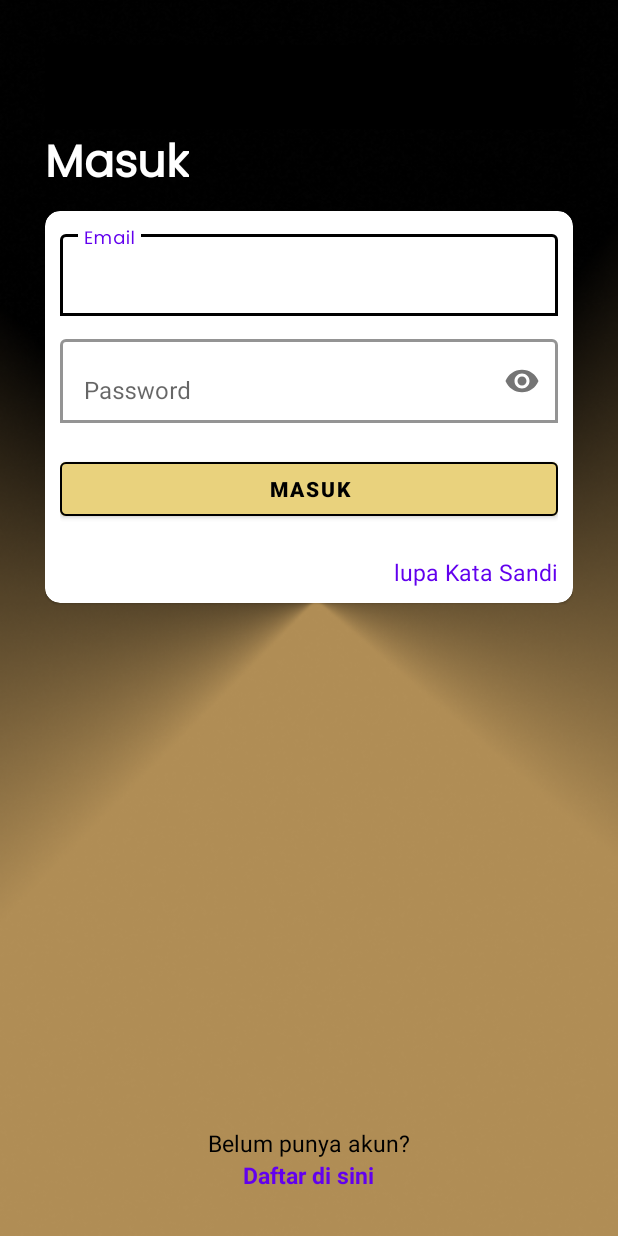
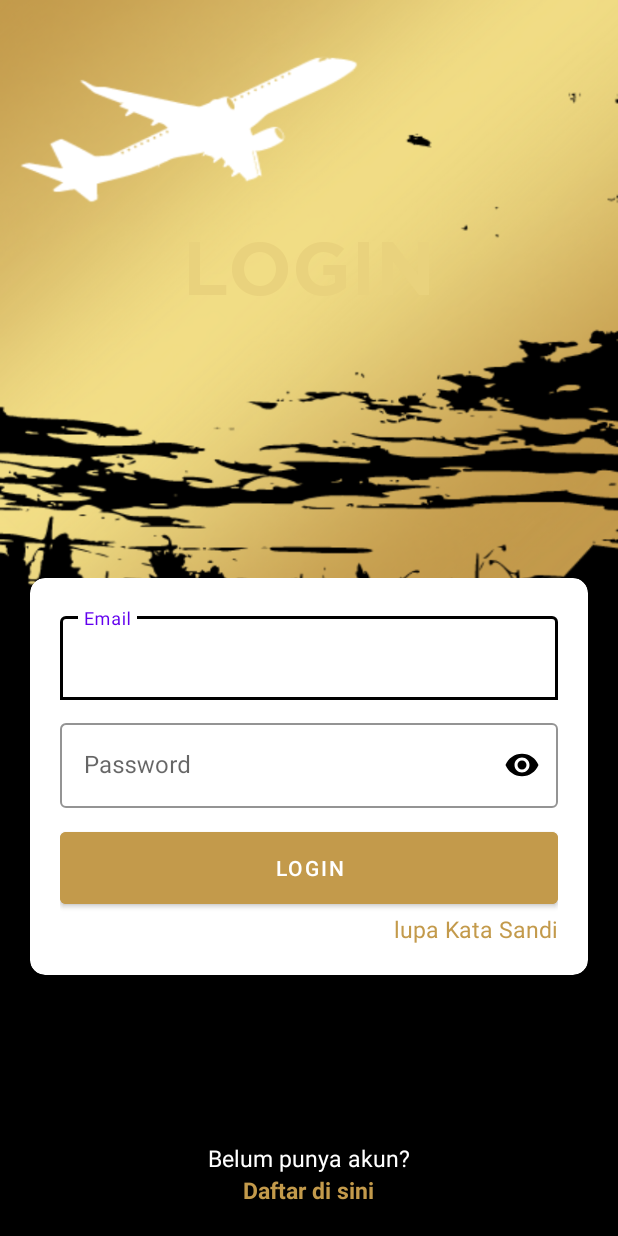
Before and after one commit to Flytix-Aerotech/AND-Tim-C-9, an Android app: the layout fragment_login.xml on its own in the app's theme, with its tools: preview values and no code run, on a phone screen of 412 x 824 dp. Run offline under Robolectric (Android 15) with nearby library versions, the phone set to English and light mode, and no system bars.

Commit message:
data diri, login, register, lupa password

```diff
--- a/app/src/main/res/layout/fragment_checkout.xml
+++ b/app/src/main/res/layout/fragment_checkout.xml
@@ -43,7 +43,7 @@
                 android:layout_width="match_parent"
                 android:layout_height="wrap_content"
                 android:hint="Nama Lengkap"
-
+                android:layout_below="@id/tv_checkout"
                 app:boxBackgroundColor="@color/white"
                 app:boxBackgroundMode="outline"
                 app:boxStrokeColor="@color/black">
--- a/app/src/main/res/layout/fragment_home.xml
+++ b/app/src/main/res/layout/fragment_home.xml
@@ -262,8 +262,9 @@
 
 
                         <Button
-                            android:id="@+id/btn_caripenerbangan"
+                            android:id="@+id/btnCariPenerbangan"
                             style="@style/btngold"
+                            android:textColor="@color/white"
                             android:layout_width="match_parent"
                             android:layout_height="wrap_content"
                             android:layout_below="@id/et_kelaskursi"
@@ -292,4 +293,5 @@
         android:layout_height="wrap_content"
         android:layout_below="@id/tv_favdestinasi" />
 
+
 </RelativeLayout>
--- a/app/src/main/res/layout/fragment_login.xml
+++ b/app/src/main/res/layout/fragment_login.xml
@@ -1,116 +1,102 @@
 <?xml version="1.0" encoding="utf-8"?>
 <RelativeLayout xmlns:android="http://schemas.android.com/apk/res/android"
+    android:layout_width="match_parent"
+    android:layout_height="match_parent"
     xmlns:app="http://schemas.android.com/apk/res-auto"
     xmlns:tools="http://schemas.android.com/tools"
-    android:layout_width="match_parent"
-    android:layout_height="match_parent"
-    tools:context=".view.Login"
-    android:background="@drawable/bg_fargment"
-    android:padding="30dp">
+    android:background="@drawable/bg"
+    android:padding="20dp"
+    tools:context=".view.Login">
 
 
-    <androidx.appcompat.widget.Toolbar
-        android:id="@+id/tb_login"
+    <TextView
+        android:id="@+id/tvlogin"
+        android:layout_width="wrap_content"
+        android:layout_height="wrap_content"
+        android:layout_marginTop="130dp"
+        android:fontFamily="@font/gothambold"
+        android:text="LOGIN"
+        android:layout_centerHorizontal="true"
+        android:textColor="@color/emas"
+        android:textSize="50dp"
+        app:boxStrokeColor="@color/black"/>
+
+    <com.google.android.material.card.MaterialCardView
+        android:id="@+id/cv_home"
         android:layout_width="match_parent"
         android:layout_height="wrap_content"
-        android:background="@color/black">
-
-        <RelativeLayout
-            android:layout_width="match_parent"
-            android:layout_height="match_parent">
-        </RelativeLayout>
-
-    </androidx.appcompat.widget.Toolbar>
-
-    <TextView
-        android:id="@+id/tv_headingLogin"
-        style="@style/textheading24bold"
-        android:layout_width="wrap_content"
-        android:layout_height="wrap_content"
-        android:layout_below="@id/tb_login"
-        android:text="Masuk"
-        android:textSize="30sp" />
-
-    <com.google.android.material.card.MaterialCardView
-        android:layout_width="match_parent"
-        android:layout_height="wrap_content"
-        android:layout_below="@id/tv_headingLogin"
-        android:layout_marginTop="5dp"
+        android:layout_below="@id/tvlogin"
+        android:layout_marginTop="180dp"
         app:cardBackgroundColor="@color/white"
         app:cardCornerRadius="10dp">
 
         <RelativeLayout
             android:layout_width="match_parent"
             android:layout_height="wrap_content"
-            android:padding="10dp">
+            android:padding="20dp">
 
     <com.google.android.material.textfield.TextInputLayout
-        android:id="@+id/layemail"
+        android:id="@+id/emailLogin"
         android:layout_width="match_parent"
         android:layout_height="wrap_content"
         android:hint="Email"
         app:boxBackgroundColor="@color/white"
         app:boxBackgroundMode="outline"
-        app:boxStrokeWidth="2dp"
-        app:boxStrokeColor="@color/black"
-        android:layout_below="@id/tv_headingLogin"
-        tools:ignore="NotSibling">
+        app:boxStrokeColor="@color/black">
 
         <com.google.android.material.textfield.TextInputEditText
-            android:id="@+id/et_emaillogin"
             android:layout_width="match_parent"
             android:layout_height="wrap_content"
-            style="@style/textbody12reguler"/>
+            android:textColor="@color/black"
+            tools:ignore="TextContrastCheck,VisualLintTextFieldSize" />
 
     </com.google.android.material.textfield.TextInputLayout>
+
+    <com.google.android.material.textfield.TextInputLayout
+        android:id="@+id/pass"
+        android:layout_width="match_parent"
+        android:layout_height="wrap_content"
+        android:layout_marginTop="10dp"
+        android:layout_below="@id/emailLogin"
+        style="@style/Widget.MaterialComponents.TextInputLayout.OutlinedBox"
+        app:boxBackgroundMode="outline"
+        app:boxBackgroundColor="@color/white"
+        app:boxStrokeColor="@color/black"
+        app:endIconMode="password_toggle"
+        app:endIconTint="@color/black"
+
+        >
+
+        <com.google.android.material.textfield.TextInputEditText
+            android:hint="Password"
+            android:inputType="textPassword"
+            android:textColor="@color/black"
+            android:layout_width="match_parent"
+            android:layout_height="wrap_content"
+            />
+
+    </com.google.android.material.textfield.TextInputLayout>
+
+    <Button
+        android:id="@+id/login"
+        android:layout_width="match_parent"
+        android:layout_height="60dp"
+        android:layout_below="@id/pass"
+        android:text="LOGIN"
+        android:layout_marginTop="10dp"
+        android:backgroundTint="@color/gold"/>
 
     <TextView
         android:id="@+id/lupaPassword"
         android:layout_width="wrap_content"
         android:layout_height="wrap_content"
-        android:layout_marginTop="220dp"
+        android:layout_below="@id/login"
         android:layout_alignParentRight="true"
         android:text="lupa Kata Sandi"
-        android:textColor="@color/purple_500"
+        android:textColor="@color/gold"
         android:textSize="15sp" />
 
-    <com.google.android.material.textfield.TextInputLayout
-        android:id="@+id/laypass"
-        android:layout_width="match_parent"
-        android:layout_height="wrap_content"
-        android:hint="Password"
-        android:layout_below="@id/layemail"
-        app:boxBackgroundColor="@color/white"
-        app:boxBackgroundMode="outline"
-        app:boxStrokeWidth="2dp"
-        app:boxStrokeColor="@color/black"
-        app:endIconMode="password_toggle"
-        android:layout_marginTop="10dp"
-        >
-
-        <com.google.android.material.textfield.TextInputEditText
-            android:id="@+id/et_passwordlogin"
-            android:layout_width="match_parent"
-            android:layout_height="wrap_content"
-            android:inputType="textPassword" />
-
-    </com.google.android.material.textfield.TextInputLayout>
-
-
-    <com.google.android.material.button.MaterialButton
-        android:id="@+id/btnLogin"
-        style="@style/btngold"
-        android:layout_width="match_parent"
-        android:layout_height="wrap_content"
-        android:layout_centerHorizontal="true"
-        android:layout_marginTop="20dp"
-        android:layout_below="@id/laypass"
-        app:strokeWidth="1dp"
-        app:strokeColor="@color/black"
-        android:text="Masuk" />
-
         </RelativeLayout>
-
     </com.google.android.material.card.MaterialCardView>
 
     <TextView
@@ -118,7 +104,7 @@
         android:layout_width="wrap_content"
         android:layout_height="wrap_content"
         android:text="Belum punya akun?"
-        android:textColor="@color/black"
+        android:textColor="@color/white"
         android:layout_centerHorizontal="true"
         android:layout_above="@id/tv_dftardisini"
         android:textSize="15sp" />
@@ -130,9 +116,11 @@
         android:layout_alignParentBottom="true"
         android:layout_centerHorizontal="true"
         android:text="Daftar di sini"
-        android:textColor="@color/purple_500"
+        android:textColor="@color/gold"
         android:textSize="15sp"
         android:textStyle="bold" />
 
 
+
+
 </RelativeLayout>
```
Also changed, not shown: app/src/main/java/com/aerotech/flytix/view/Home.kt (+29 -8 lines), app/src/main/res/navigation/navigation_app.xml (+10 -15 lines).
